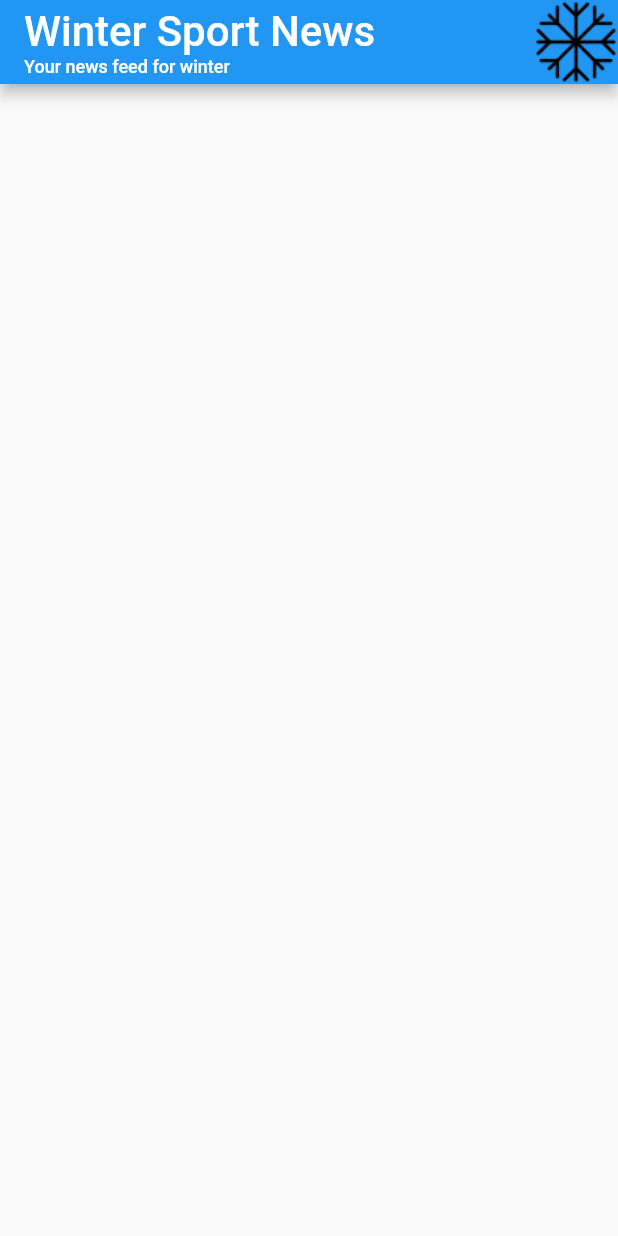
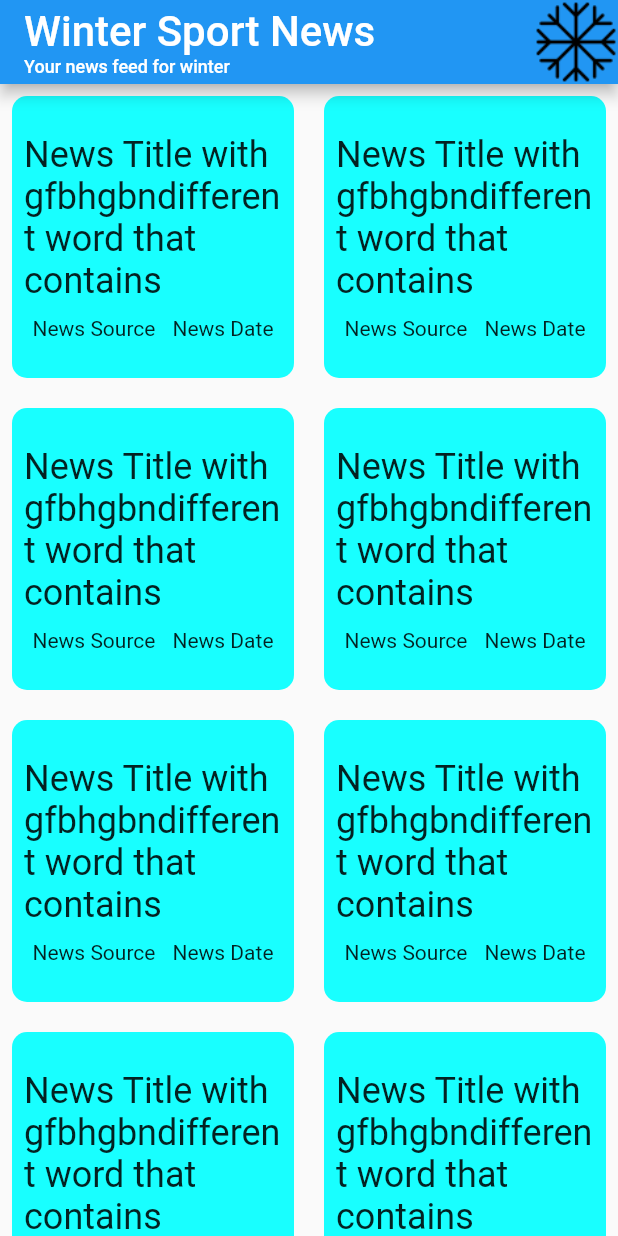
Before and after one commit to kemalsheker/winternews, a Flutter app: the screen it shows after launch, on a phone screen of 412 x 824 dp. Run offline on Flutter 3.47's test engine with Material 2 defaults, Android fonts, the phone set to English and light mode, and no system bars.

Commit message:
GridView Implemented

```diff
--- a/lib/main.dart
+++ b/lib/main.dart
@@ -38,6 +38,41 @@ class MyGridView extends StatelessWidget {
 
   @override
   Widget build(BuildContext context) {
-    return Container();
+    return GridView.builder(
+        padding: const EdgeInsets.all(8.0),
+        itemCount: 20,
+        gridDelegate: const SliverGridDelegateWithMaxCrossAxisExtent(maxCrossAxisExtent: 300, childAspectRatio: 1 , crossAxisSpacing: 20, mainAxisSpacing: 20),
+        itemBuilder: (BuildContext ctx, index) {
+                      return InkWell(
+                          child: Container(
+                            alignment: Alignment.centerLeft,
+                            padding: const EdgeInsets.all(8.0),
+                            child: Column(
+                              mainAxisAlignment: MainAxisAlignment.center,
+                              crossAxisAlignment: CrossAxisAlignment.center,
+                              children: <Widget>[
+                                const Text('News Title with gfbhgbndifferent word that contains', style: TextStyle(fontSize: 24.0)),
+                                const SizedBox(height: 10),
+                                Row(
+                                  mainAxisAlignment: MainAxisAlignment.spaceAround,
+                                  crossAxisAlignment: CrossAxisAlignment.end,
+                                  children: const <Widget>[
+                                    Text('News Source'),
+                                    Text('News Date')
+                                  ],
+                                )
+                              ],
+                            ),
+                            decoration: BoxDecoration(
+                              color: Colors.cyanAccent,
+                              borderRadius: BorderRadius.circular(10)
+                            ),
+                          ),
+                          onTap: () {
+                            print('This is tapped: $index');
+                          },
+                      );
+        }
+    );
   }
 }
```
